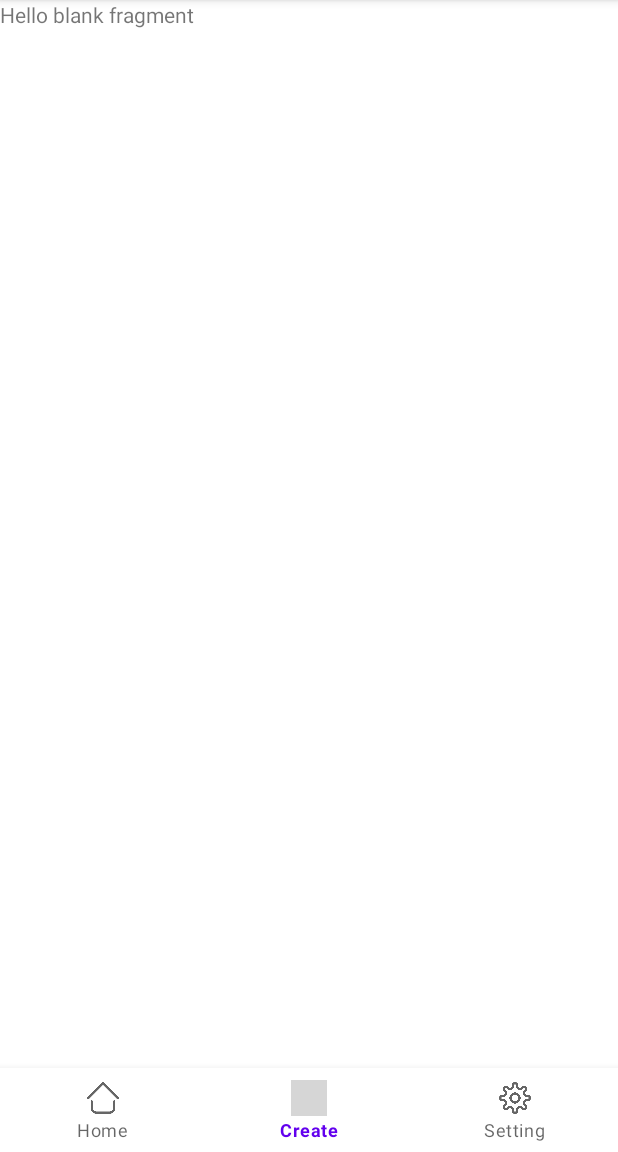
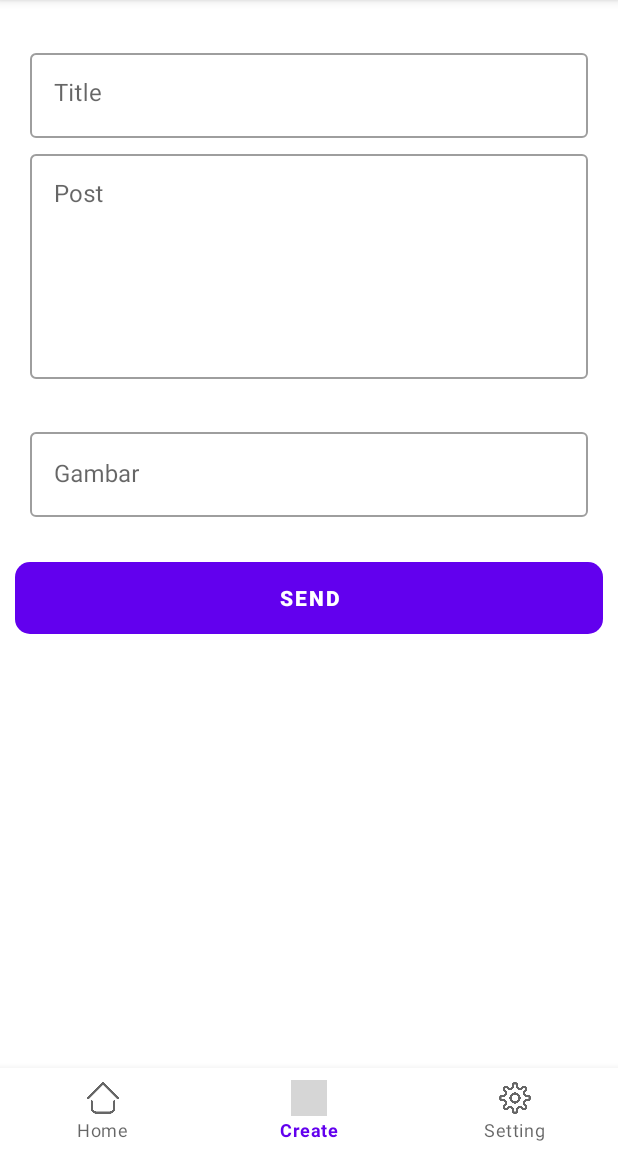
Before and after one commit to Julius-745/ConnectSocial, an Android app: the ContentFragment screen opened directly, with no data from a screen before it, item 2 of the bottom bar chosen, on a phone screen of 412 x 824 dp, the part 84-1236 px from its top. Run offline under Robolectric (Android 15) with nearby library versions, the phone set to English and light mode, and no system bars; our stand-ins replace navigation-ui; grey boxes are pictures that could not be loaded.

Commit message:
add recycler view list content & add post design

```diff
--- /dev/null
+++ b/app/src/main/res/drawable/bg_button.xml
@@ -0,0 +1,7 @@
+<?xml version="1.0" encoding="utf-8"?>
+<shape xmlns:android="http://schemas.android.com/apk/res/android"
+    android:shape="rectangle">
+
+    <corners android:radius="10dp" />
+
+</shape>
--- /dev/null
+++ b/app/src/main/res/drawable/ic_share.xml
@@ -0,0 +1,5 @@
+<vector android:height="24dp" android:tint="#CCCCCC"
+    android:viewportHeight="24" android:viewportWidth="24"
+    android:width="24dp" xmlns:android="http://schemas.android.com/apk/res/android">
+    <path android:fillColor="@android:color/white" android:pathData="M18,16.08c-0.76,0 -1.44,0.3 -1.96,0.77L8.91,12.7c0.05,-0.23 0.09,-0.46 0.09,-0.7s-0.04,-0.47 -0.09,-0.7l7.05,-4.11c0.54,0.5 1.25,0.81 2.04,0.81 1.66,0 3,-1.34 3,-3s-1.34,-3 -3,-3 -3,1.34 -3,3c0,0.24 0.04,0.47 0.09,0.7L8.04,9.81C7.5,9.31 6.79,9 6,9c-1.66,0 -3,1.34 -3,3s1.34,3 3,3c0.79,0 1.5,-0.31 2.04,-0.81l7.12,4.16c-0.05,0.21 -0.08,0.43 -0.08,0.65 0,1.61 1.31,2.92 2.92,2.92 1.61,0 2.92,-1.31 2.92,-2.92s-1.31,-2.92 -2.92,-2.92z"/>
+</vector>
--- /dev/null
+++ b/app/src/main/res/drawable/ic_source.xml
@@ -0,0 +1,5 @@
+<vector android:autoMirrored="true" android:height="24dp"
+    android:tint="#CCCCCC" android:viewportHeight="24"
+    android:viewportWidth="24" android:width="24dp" xmlns:android="http://schemas.android.com/apk/res/android">
+    <path android:fillColor="@android:color/white" android:pathData="M4,6L2,6v14c0,1.1 0.9,2 2,2h14v-2L4,20L4,6zM20,2L8,2c-1.1,0 -2,0.9 -2,2v12c0,1.1 0.9,2 2,2h12c1.1,0 2,-0.9 2,-2L22,4c0,-1.1 -0.9,-2 -2,-2zM19,11L9,11L9,9h10v2zM15,15L9,15v-2h6v2zM19,7L9,7L9,5h10v2z"/>
+</vector>
--- a/app/src/main/res/layout/fragment_addpost.xml
+++ b/app/src/main/res/layout/fragment_addpost.xml
@@ -1,14 +1,83 @@
 <?xml version="1.0" encoding="utf-8"?>
-<FrameLayout xmlns:android="http://schemas.android.com/apk/res/android"
+<RelativeLayout xmlns:android="http://schemas.android.com/apk/res/android"
     xmlns:tools="http://schemas.android.com/tools"
     android:layout_width="match_parent"
     android:layout_height="match_parent"
     tools:context=".fragment.AddpostFragment">
 
-    <!-- TODO: Update blank fragment layout -->
-    <TextView
+    <com.google.android.material.textfield.TextInputLayout
+        android:id="@+id/title"
         android:layout_width="match_parent"
-        android:layout_height="match_parent"
-        android:text="@string/hello_blank_fragment" />
+        android:layout_height="wrap_content"
+        android:layout_marginHorizontal="20dp"
+        android:layout_marginTop="30dp"
+        android:hint="@string/text_title"
+        style="@style/Widget.MaterialComponents.TextInputLayout.OutlinedBox">
 
-</FrameLayout>
+        <com.google.android.material.textfield.TextInputEditText
+            android:id="@+id/titleInput"
+            android:layout_width="match_parent"
+            android:layout_height="wrap_content"
+            android:gravity="top"
+            android:inputType="textMultiLine"
+            android:overScrollMode="always"
+            android:scrollbarStyle="insideInset"
+            android:scrollbars="vertical"
+            android:scrollHorizontally="false" />
+    </com.google.android.material.textfield.TextInputLayout>
+
+    <com.google.android.material.textfield.TextInputLayout
+        android:id="@+id/post"
+        android:layout_width="match_parent"
+        android:layout_height="wrap_content"
+        android:layout_marginHorizontal="20dp"
+        android:layout_marginTop="5dp"
+        android:layout_below="@+id/title"
+        android:hint="@string/text_post"
+        style="@style/Widget.MaterialComponents.TextInputLayout.OutlinedBox">
+
+        <com.google.android.material.textfield.TextInputEditText
+            android:id="@+id/contentInput"
+            android:layout_width="match_parent"
+            android:layout_height="wrap_content"
+            android:gravity="top"
+            android:inputType="textMultiLine"
+            android:lines="6"
+            android:overScrollMode="always"
+            android:scrollbarStyle="insideInset"
+            android:scrollbars="vertical"
+            android:scrollHorizontally="false" />
+    </com.google.android.material.textfield.TextInputLayout>
+
+
+    <com.google.android.material.textfield.TextInputLayout
+        android:id="@+id/gambar"
+        android:layout_width="match_parent"
+        android:layout_height="wrap_content"
+        android:layout_below="@+id/post"
+        android:layout_marginHorizontal="20dp"
+        android:layout_marginTop="30dp"
+        android:hint="@string/gambar"
+        style="@style/Widget.MaterialComponents.TextInputLayout.OutlinedBox">
+
+
+        <com.google.android.material.textfield.TextInputEditText
+            android:id="@+id/urlInput"
+            android:layout_width="match_parent"
+            android:layout_height="wrap_content"
+            android:inputType="textMultiLine" />
+    </com.google.android.material.textfield.TextInputLayout>
+
+    <com.google.android.material.button.MaterialButton
+
+        android:id="@+id/btn_send"
+        android:layout_width="match_parent"
+        android:layout_height="wrap_content"
+        android:layout_below="@+id/gambar"
+        android:layout_marginHorizontal="10dp"
+        android:layout_marginTop="30dp"
+        android:textStyle="bold"
+        android:background="@drawable/bg_button"
+        android:text="@string/send" />
+
+</RelativeLayout>
--- a/app/src/main/res/values/strings.xml
+++ b/app/src/main/res/values/strings.xml
@@ -14,4 +14,11 @@
     <string name="hello_blank_fragment">Hello blank fragment</string>
     <string name="hello_content">Hello Content</string>
     <string name="addpost">Add Post</string>
+    <string name="search">Search</string>
+    <string name="title">Title</string>
+    <string name="description">Description</string>
+    <string name="text_title">Title</string>
+    <string name="text_post">Post</string>
+    <string name="gambar">Gambar</string>
+    <string name="send">Send</string>
 </resources>
```
Also changed, not shown: app/src/main/res/drawable/favorite_toggle.xml (added, +10 -0 lines), app/src/main/res/drawable/ic_favorite_false.xml (added, +10 -0 lines), app/src/main/res/drawable/ic_favorite_true.xml (added, +10 -0 lines), app/src/main/res/layout/fragment_content.xml (+18 -6 lines), app/src/main/res/layout/item_content_view.xml (added, +77 -0 lines).
